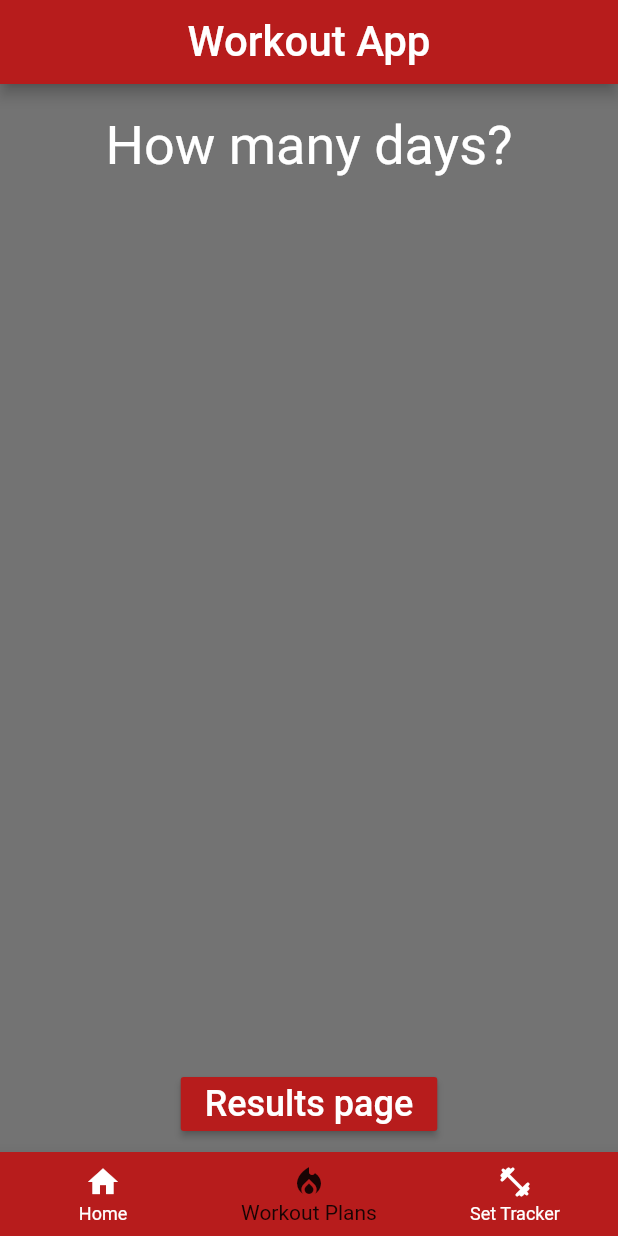
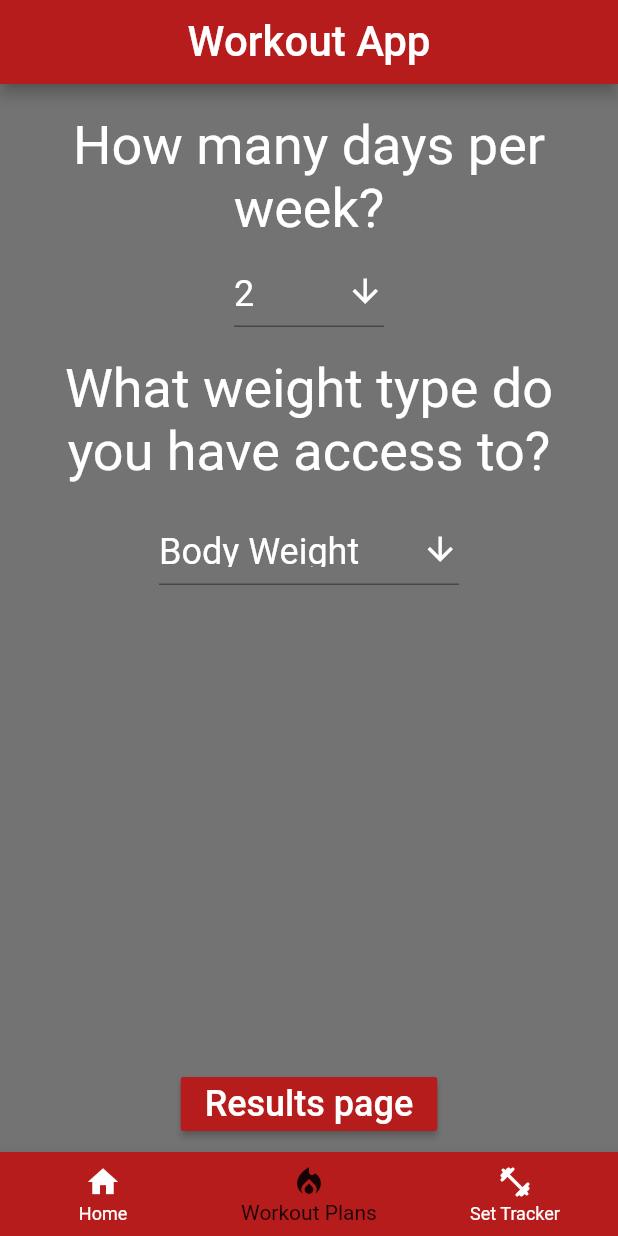
Before and after one commit to joeyjpowers/WorkoutCrossPlatformApp, a Flutter app: the screen it shows after launch, item 2 of the bottom bar chosen, on a phone screen of 412 x 824 dp. Run offline on Flutter 3.47's test engine with Material 2 defaults, Android fonts, the phone set to English and light mode, and no system bars; our stand-ins replace firebase_core, multi_select_flutter, sqflite; accounts and stored records are empty.

Commit message:
added basic front end for workout plans

```diff
--- a/lib/main.dart
+++ b/lib/main.dart
@@ -20,7 +20,8 @@ class App extends StatefulWidget {
 
 class _AppState extends State<App> {
   var _page = 0; //set page to home
-  var _navBarIndex = 0;
+  //var _navBarIndex = 0;
+
 
   void _setHome() {
     setState(() {
--- a/lib/workoutplanresults.dart
+++ b/lib/workoutplanresults.dart
@@ -5,6 +5,9 @@ import 'dart:async';
 
 class WorkoutPlanResults extends StatefulWidget {
   const WorkoutPlanResults({Key? key}) : super(key: key);
+
+  //String days;
+  //WorkoutPlanResults(this.days);
 
   @override
   State<WorkoutPlanResults> createState() => _WorkoutPlanResultsState();
--- a/lib/workoutplans.dart
+++ b/lib/workoutplans.dart
@@ -1,34 +1,137 @@
 import 'package:flutter/material.dart';
+import 'package:multi_select_flutter/multi_select_flutter.dart';
 import './workouts.dart';
+class WorkoutPlans extends StatefulWidget {
 
-class WorkoutPlans extends StatelessWidget {
   final VoidCallback setHome;
   final VoidCallback setResults;
+  String daysSelected = '2';//number of days for workout
+  String weightType = 'Body Weight';
+
+  String get days {
+    return daysSelected;
+  }
 
   WorkoutPlans(this.setHome, this.setResults);
 
   @override
+  State<WorkoutPlans> createState() => _WorkoutPlansState();
+}
+
+class _WorkoutPlansState extends State<WorkoutPlans> {
+
+  @override
   Widget build(BuildContext context) {
+
 
     return Ink(
       color: Colors.black54,
       child: Column(
-        mainAxisAlignment: MainAxisAlignment.spaceBetween,
-        crossAxisAlignment: CrossAxisAlignment.stretch,
+        //mainAxisAlignment: MainAxisAlignment.spaceBetween,
+        //crossAxisAlignment: CrossAxisAlignment.stretch,
         children: [
           Container(
             child: Center(
               child: Text(
-                "How many days?",
+                "How many days per week?",
+                textAlign: TextAlign.center,
                 style: TextStyle(
                   fontSize: 36,
                   color: Colors.white,
                 ),
               ),
             ),
-            margin: EdgeInsets.all(20),
+            margin: EdgeInsets.only(left: 20, top: 20, right: 20),
           ),
+          SizedBox(height: 10,),
+          Container(
+            child: Center(
+              child: DropdownButtonFormField<String>(
+                value: widget.daysSelected,
+                icon: const Icon(Icons.arrow_downward, color: Colors.white, size: 25),
+                elevation: 16,
+                style: const TextStyle(fontSize: 24, color: Colors.white),
+                //underline: Container(
+                  //height: 3,
+                  //color: Colors.white,
+                //),
+                dropdownColor: Colors.black12,
 
+                onChanged: (String? newValue) {
+                  setState(() {
+                    widget.daysSelected = newValue!;
+                  });
+                },
+                onSaved: (String? newValue) {
+                  setState(() {
+                    widget.daysSelected = newValue!;
+                  });
+                },
+                items: <String>['2', '3', '4', '5', '6']
+                    .map<DropdownMenuItem<String>>((String value) {
+                  return DropdownMenuItem<String>(
+                    value: value,
+                    child: Text(value),
+                  );
+                }).toList(),
+              ),
+            ),
+            width: 100,
+            //color: Colors.white,
+            //margin: EdgeInsets.only(left:150, right: 150)
+          ),
+          SizedBox(height: 20,),
+          Container(
+            child: Center(
+              child: Text(
+                "What weight type do you have access to?",
+                style: TextStyle(
+                  fontSize: 36,
+                  color: Colors.white,
+                ),
+                textAlign: TextAlign.center,
+              ),
+            ),
+            margin: EdgeInsets.only(left:20, right: 20)
+          ),
+          SizedBox(height: 20,),
+          Container(
+            child: Center(
+              child: DropdownButtonFormField<String>(
+                value: widget.weightType,
+                icon: const Icon(Icons.arrow_downward, color: Colors.white, size: 25),
+                elevation: 16,
+                style: const TextStyle(fontSize: 24, color: Colors.white),
+                //underline: Container(
+                //height: 3,
+                //color: Colors.white,
+                //),
+                dropdownColor: Colors.black12,
+
+                onChanged: (String? newValue) {
+                  setState(() {
+                    widget.weightType = newValue!;
+                  });
+                },
+                onSaved: (String? newValue) {
+                  setState(() {
+                    widget.weightType = newValue!;
+                  });
+                },
+                items: <String>['Body Weight', 'Barbell', 'Dumbell', 'Kettlebell']
+                    .map<DropdownMenuItem<String>>((String value) {
+                  return DropdownMenuItem<String>(
+                    value: value,
+                    child: Text(value),
+                  );
+                }).toList(),
+              ),
+            ),
+            width: 200,
+            //color: Colors.white,
+            //margin: EdgeInsets.only(left:150, right: 150)
+          ),
+          Spacer(), //push to bottom
           Container(
             margin: EdgeInsets.only(bottom: 8, top: 20),
             child: Align(
@@ -39,7 +142,7 @@ class WorkoutPlans extends StatelessWidget {
                   style: TextStyle(color: Colors.white, fontSize: 24),
                 ),
                 color: Colors.red[900],
-                onPressed: setResults,
+                onPressed: widget.setResults,
               ),
             ),
           ),
--- a/pubspec.yaml
+++ b/pubspec.yaml
@@ -35,6 +35,7 @@ dependencies:
   url_launcher:
   firebase_core: ^1.15.0
   firebase_database: ^9.0.12
+  multi_select_flutter: ^4.1.2
 
 
 
```
Also changed, not shown: pubspec.lock.
